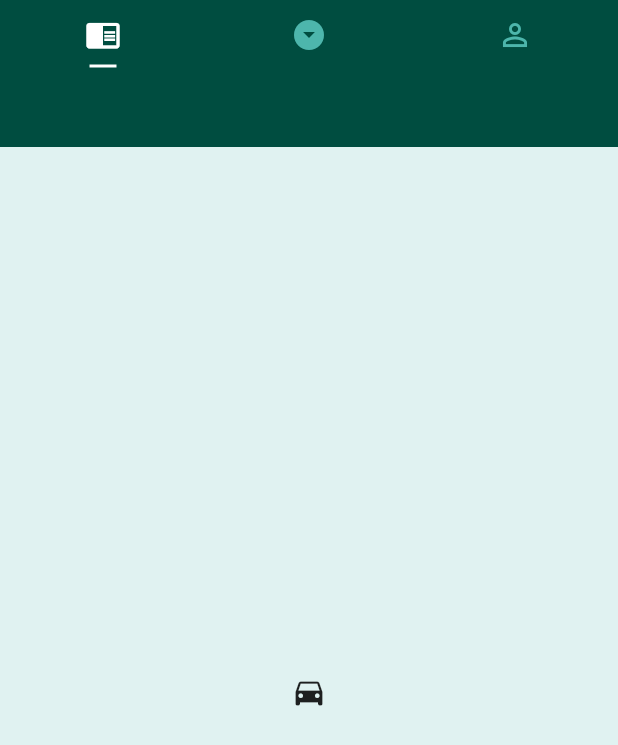
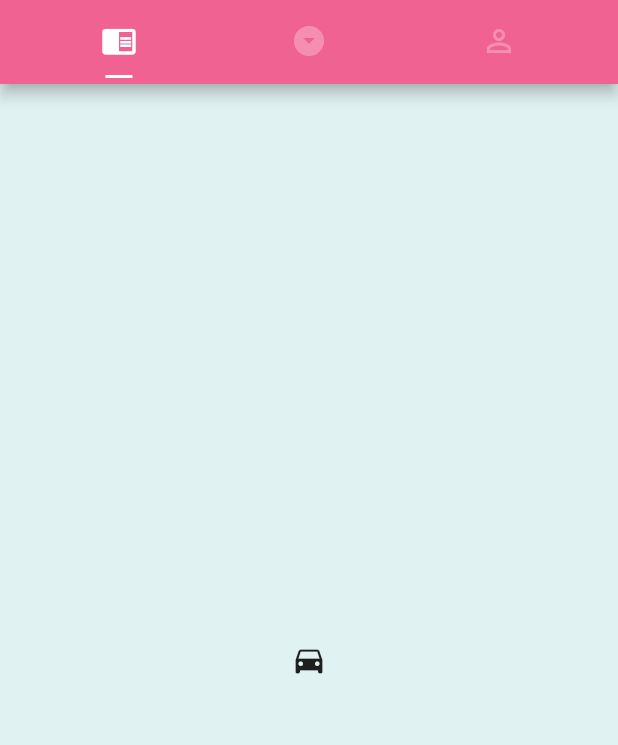
Before and after one commit to aayeshanomani/notes, a Flutter app: the screen it shows after launch, on a phone screen of 412 x 824 dp. Shown: the top 745 px of the screen. Run offline on Flutter 3.47's test engine with Material 2 defaults, Android fonts, the phone set to English and light mode, and no system bars.

Commit message:
Added changes to Appbar

```diff
--- a/lib/main.dart
+++ b/lib/main.dart
@@ -58,7 +58,9 @@ class _MyHomePageState extends State<MyHomePage> {
       child: SafeArea(
         child: Scaffold
         (
-          appBar: TabBar
+          appBar: AppBar(
+            backgroundColor: Colors.pink[300],
+            title: TabBar
             (
               tabs:
               [
@@ -67,11 +69,12 @@ class _MyHomePageState extends State<MyHomePage> {
                 Tab(icon: Icon(Icons.person_outline)),
               ],
               labelColor: Colors.white,
-            unselectedLabelColor: Colors.teal[300],
+              unselectedLabelColor: Colors.pink[200],
               indicatorSize: TabBarIndicatorSize.label,
               indicatorPadding: EdgeInsets.all(3.0),
               indicatorColor: Colors.white,
               labelPadding: EdgeInsets.all(3.0),
+            ),
           ),
           backgroundColor: Colors.teal[900],
           /*title: Center
@@ -86,7 +89,7 @@ class _MyHomePageState extends State<MyHomePage> {
           body: Container
           (
             //height: MediaQuery.of(context).size.height*0.9,
-            padding: EdgeInsets.only(top: 50),
+            //padding: EdgeInsets.only(top: 50),
             child: TabBarView
             (
               children:
```
Also changed, not shown: pubspec.lock. Lines whose indentation alone changed are shown as unchanged.
